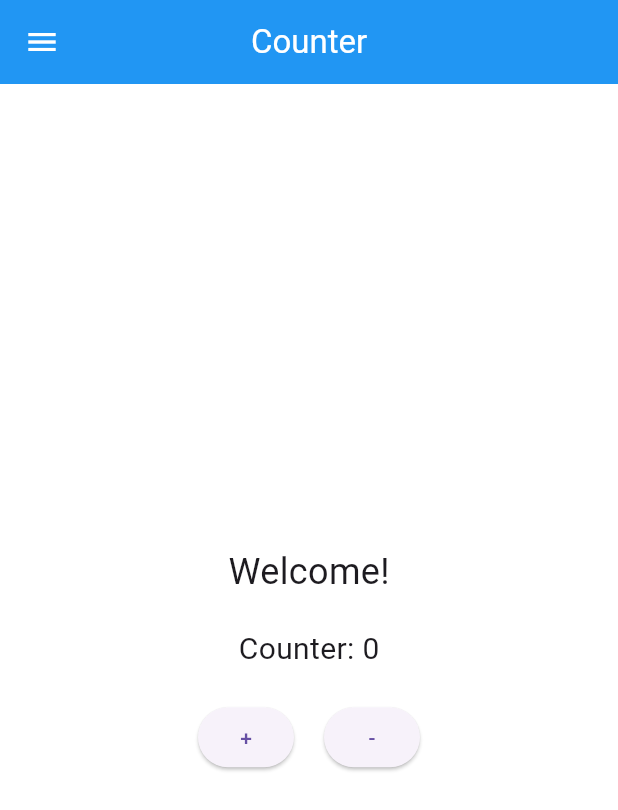
After one commit to devLusk/flutter_drawer, a Flutter app: the CounterPage screen opened by its route, in the side drawer, after a tap on "COUNTER PAGE", on a phone screen of 412 x 824 dp. The commit adds this screen. Shown: the top 810 px of the screen. Run offline on Flutter 3.47's test engine with Material 3 defaults, Android fonts, the light colour scheme and no system bars.

Commit message:
adjusting the pages

```diff
--- a/lib/components/drawer_template.dart
+++ b/lib/components/drawer_template.dart
@@ -32,10 +32,10 @@ class DrawerTemplate extends StatelessWidget {
 
           // About page item
           ListTile(
-            leading: Icon(Icons.info),
-            title: Text("ABOUT DRAWER", style: TextStyle(letterSpacing: 2)),
+            leading: Icon(Icons.plus_one),
+            title: Text("COUNTER PAGE", style: TextStyle(letterSpacing: 2)),
             onTap: () {
-              Navigator.pushNamed(context, 'aboutpage');
+              Navigator.pushNamed(context, 'counterpage');
             },
           ),
 
--- a/lib/main.dart
+++ b/lib/main.dart
@@ -1,6 +1,6 @@
 import 'package:flutter/material.dart';
-import 'package:flutter_drawer/pages/about_page.dart';
 import 'package:flutter_drawer/pages/home_page.dart';
+import 'package:flutter_drawer/pages/counter_page.dart';
 import 'package:flutter_drawer/pages/settings_page.dart';
 
 void main() {
@@ -23,7 +23,7 @@ class MyApp extends StatelessWidget {
       home: HomePage(),
       routes: {
         'homepage': (context) => HomePage(),
-        'aboutpage': (context) => AboutPage(),
+        'counterpage': (context) => CounterPage(),
         'settingspage': (context) => SettingsPage(),
       },
     );
--- /dev/null
+++ b/lib/pages/counter_page.dart
@@ -0,0 +1,57 @@
+import 'package:flutter/material.dart';
+import 'package:flutter_drawer/components/drawer_template.dart';
+
+class CounterPage extends StatefulWidget {
+  const CounterPage({super.key});
+
+  @override
+  State<CounterPage> createState() => _CounterPageState();
+}
+
+class _CounterPageState extends State<CounterPage> {
+  int _counter = 0;
+
+  @override
+  Widget build(BuildContext context) {
+    return Scaffold(
+      backgroundColor: Colors.white,
+      appBar: AppBar(title: Text("Counter"), centerTitle: true),
+      drawer: DrawerTemplate(),
+      body: Center(
+        child: Column(
+          mainAxisAlignment: MainAxisAlignment.center,
+          children: [
+            Text("Welcome!", style: TextStyle(fontSize: 24)),
+            SizedBox(height: 20),
+            Text("Counter: $_counter", style: TextStyle(fontSize: 20)),
+            SizedBox(height: 20),
+            Row(
+              mainAxisAlignment: MainAxisAlignment.center,
+              children: [
+                ElevatedButton(
+                  onPressed: () {
+                    setState(() {
+                      _counter++;
+                    });
+                  },
+                  child: Text("+"),
+                ),
+                SizedBox(width: 20),
+                ElevatedButton(
+                  onPressed: () {
+                    setState(() {
+                      if (_counter > 0) {
+                        _counter--;
+                      }
+                    });
+                  },
+                  child: Text("-"),
+                ),
+              ],
+            ),
+          ],
+        ),
+      ),
+    );
+  }
+}
```
Also changed, not shown: lib/pages/about_page.dart (deleted, +0 -55 lines), lib/pages/home_page.dart (+27 -32 lines).
